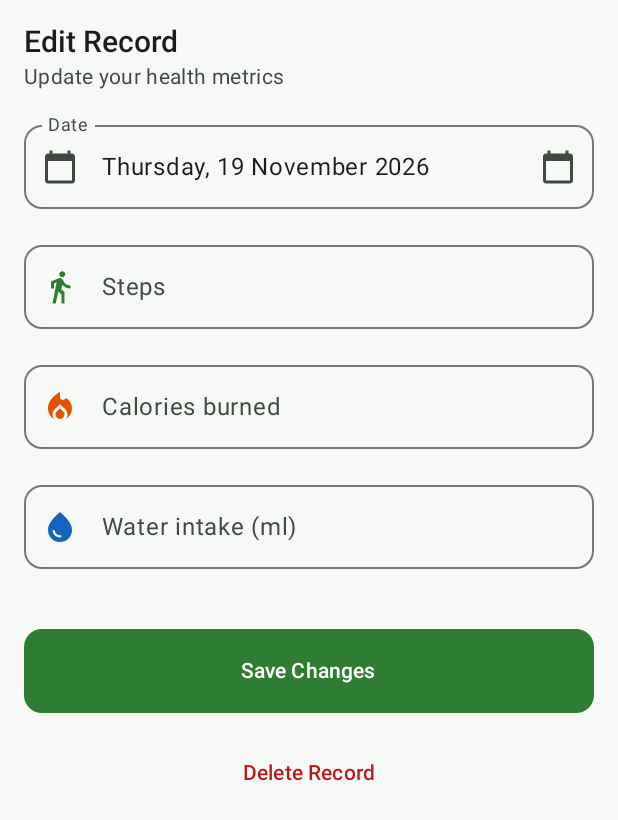
After one commit to AhamedAkmal/HealthMate-Android, an Android app built with Jetpack Compose: the composable EditRecordScreen shown on its own in the app's theme, on a phone screen of 412 x 824 dp. The commit adds this screen. Shown: the top 820 px of the screen. Run offline under Robolectric (Android 15) with nearby library versions, the phone set to English and light mode, and no system bars.

Commit message:
feat: implement Update and Delete operations with edit screen

```diff
--- a/app/src/main/kotlin/com/healthmate/app/navigation/NavigationRoutes.kt
+++ b/app/src/main/kotlin/com/healthmate/app/navigation/NavigationRoutes.kt
@@ -11,3 +11,6 @@ data object AddRecord : NavKey
 
 @Serializable
 data object History : NavKey
+
+@Serializable
+data class EditRecord(val id: Long) : NavKey
--- /dev/null
+++ b/app/src/main/kotlin/com/healthmate/app/presentation/editrecord/EditRecordUiState.kt
@@ -0,0 +1,24 @@
+package com.healthmate.app.presentation.editrecord
+
+import java.time.LocalDate
+
+data class EditRecordUiState(
+    val id: Long = 0,
+    val date: LocalDate = LocalDate.now(),
+    val steps: String = "",
+    val calories: String = "",
+    val water: String = "",
+
+    val stepsError: String? = null,
+    val caloriesError: String? = null,
+    val waterError: String? = null,
+    val dateError: String? = null,
+
+    val isLoading: Boolean = true,
+    val isSaving: Boolean = false,
+    val saveError: String? = null,
+    val saveSuccess: Boolean = false,
+    val deleteSuccess: Boolean = false,
+
+    val showDeleteDialog: Boolean = false
+)
--- /dev/null
+++ b/app/src/main/kotlin/com/healthmate/app/ui/screens/editrecord/EditRecordScreen.kt
@@ -0,0 +1,267 @@
+package com.healthmate.app.ui.screens.editrecord
+
+import androidx.compose.foundation.layout.Arrangement
+import androidx.compose.foundation.layout.Column
+import androidx.compose.foundation.layout.Spacer
+import androidx.compose.foundation.layout.fillMaxSize
+import androidx.compose.foundation.layout.fillMaxWidth
+import androidx.compose.foundation.layout.height
+import androidx.compose.foundation.layout.padding
+import androidx.compose.foundation.layout.size
+import androidx.compose.foundation.rememberScrollState
+import androidx.compose.foundation.text.KeyboardOptions
+import androidx.compose.foundation.verticalScroll
+import androidx.compose.material.icons.Icons
+import androidx.compose.material.icons.filled.CalendarToday
+import androidx.compose.material.icons.filled.DirectionsWalk
+import androidx.compose.material.icons.filled.LocalFireDepartment
+import androidx.compose.material.icons.filled.WaterDrop
+import androidx.compose.material3.AlertDialog
+import androidx.compose.material3.CircularProgressIndicator
+import androidx.compose.material3.DatePicker
+import androidx.compose.material3.DatePickerDialog
+import androidx.compose.material3.ExperimentalMaterial3Api
+import androidx.compose.material3.Icon
+import androidx.compose.material3.IconButton
+import androidx.compose.material3.MaterialTheme
+import androidx.compose.material3.OutlinedTextField
+import androidx.compose.material3.Scaffold
+import androidx.compose.material3.SnackbarHost
+import androidx.compose.material3.SnackbarHostState
+import androidx.compose.material3.Text
+import androidx.compose.material3.TextButton
+import androidx.compose.material3.rememberDatePickerState
+import androidx.compose.runtime.Composable
+import androidx.compose.runtime.LaunchedEffect
+import androidx.compose.runtime.getValue
+import androidx.compose.runtime.mutableStateOf
+import androidx.compose.runtime.remember
+import androidx.compose.runtime.setValue
+import androidx.compose.ui.Modifier
+import androidx.compose.ui.text.input.KeyboardType
+import androidx.compose.ui.unit.dp
+import androidx.lifecycle.compose.collectAsStateWithLifecycle
+import com.healthmate.app.presentation.editrecord.EditRecordViewModel
+import com.healthmate.app.ui.components.PrimaryButton
+import com.healthmate.app.ui.components.SectionHeader
+import com.healthmate.app.ui.theme.CaloriesOrange
+import com.healthmate.app.ui.theme.StepsGreen
+import com.healthmate.app.ui.theme.WaterBlue
+import com.healthmate.app.util.DateFormatter
+import com.healthmate.app.util.DatePickerUtils
+
+@OptIn(ExperimentalMaterial3Api::class)
+@Composable
+fun EditRecordScreen(
+    viewModel: EditRecordViewModel,
+    onNavigateBack: () -> Unit
+) {
+    val uiState by viewModel.uiState.collectAsStateWithLifecycle()
+    val snackbarHostState = remember { SnackbarHostState() }
+    var showDatePicker by remember { mutableStateOf(false) }
+
+    // Handle success events
+    LaunchedEffect(uiState.saveSuccess) {
+        if (uiState.saveSuccess) {
+            snackbarHostState.showSnackbar("Record updated successfully!")
+            viewModel.consumeSaveSuccess()
+            onNavigateBack()
+        }
+    }
+
+    LaunchedEffect(uiState.deleteSuccess) {
+        if (uiState.deleteSuccess) {
+            snackbarHostState.showSnackbar("Record deleted successfully!")
+            viewModel.consumeDeleteSuccess()
+            onNavigateBack()
+        }
+    }
+
+    LaunchedEffect(uiState.saveError) {
+        uiState.saveError?.let { error ->
+            snackbarHostState.showSnackbar(error)
+            viewModel.consumeError()
+        }
+    }
+
+    Scaffold(
+        snackbarHost = { SnackbarHost(snackbarHostState) },
+        containerColor = MaterialTheme.colorScheme.background
+    ) { innerPadding ->
+        Column(
+            modifier = Modifier
+                .fillMaxSize()
+                .padding(innerPadding)
+                .verticalScroll(rememberScrollState())
+                .padding(horizontal = 16.dp, vertical = 16.dp),
+            verticalArrangement = Arrangement.spacedBy(16.dp)
+        ) {
+            SectionHeader(
+                title = "Edit Record",
+                subtitle = "Update your health metrics"
+            )
+
+            // Date field
+            OutlinedTextField(
+                value = DateFormatter.formatForDisplay(uiState.date.toString()),
+                onValueChange = { },
+                readOnly = true,
+                label = { Text("Date") },
+                isError = uiState.dateError != null,
+                supportingText = uiState.dateError?.let { { Text(it) } },
+                leadingIcon = {
+                    Icon(
+                        imageVector = Icons.Filled.CalendarToday,
+                        contentDescription = "Select date"
+                    )
+                },
+                trailingIcon = {
+                    IconButton(onClick = { showDatePicker = true }) {
+                        Icon(
+                            imageVector = Icons.Filled.CalendarToday,
+                            contentDescription = "Open date picker"
+                        )
+                    }
+                },
+                modifier = Modifier.fillMaxWidth(),
+                shape = MaterialTheme.shapes.medium
+            )
+
+            // Steps field
+            OutlinedTextField(
+                value = uiState.steps,
+                onValueChange = viewModel::onStepsChange,
+                label = { Text("Steps") },
+                isError = uiState.stepsError != null,
+                supportingText = uiState.stepsError?.let { { Text(it) } },
+                leadingIcon = {
+                    Icon(
+                        imageVector = Icons.Filled.DirectionsWalk,
+                        contentDescription = null,
+                        tint = StepsGreen
+                    )
+                },
+                keyboardOptions = KeyboardOptions(keyboardType = KeyboardType.Number),
+                singleLine = true,
+                modifier = Modifier.fillMaxWidth(),
+                shape = MaterialTheme.shapes.medium
+            )
+
+            // Calories field
+            OutlinedTextField(
+                value = uiState.calories,
+                onValueChange = viewModel::onCaloriesChange,
+                label = { Text("Calories burned") },
+                isError = uiState.caloriesError != null,
+                supportingText = uiState.caloriesError?.let { { Text(it) } },
+                leadingIcon = {
+                    Icon(
+                        imageVector = Icons.Filled.LocalFireDepartment,
+                        contentDescription = null,
+                        tint = CaloriesOrange
+                    )
+                },
+                keyboardOptions = KeyboardOptions(keyboardType = KeyboardType.Number),
+                singleLine = true,
+                modifier = Modifier.fillMaxWidth(),
+                shape = MaterialTheme.shapes.medium
+            )
+
+            // Water field
+            OutlinedTextField(
+                value = uiState.water,
+                onValueChange = viewModel::onWaterChange,
+                label = { Text("Water intake (ml)") },
+                isError = uiState.waterError != null,
+                supportingText = uiState.waterError?.let { { Text(it) } },
+                leadingIcon = {
+                    Icon(
+                        imageVector = Icons.Filled.WaterDrop,
+                        contentDescription = null,
+                        tint = WaterBlue
+                    )
+                },
+                keyboardOptions = KeyboardOptions(keyboardType = KeyboardType.Number),
+                singleLine = true,
+                modifier = Modifier.fillMaxWidth(),
+                shape = MaterialTheme.shapes.medium
+            )
+
+            Spacer(modifier = Modifier.height(8.dp))
+
+            PrimaryButton(
+                text = if (uiState.isSaving) "Saving..." else "Save Changes",
+                onClick = { viewModel.saveChanges() },
+                enabled = !uiState.isSaving
+            )
+
+            if (uiState.isSaving) {
+                CircularProgressIndicator(
+                    modifier = Modifier.size(24.dp),
+                    color = MaterialTheme.colorScheme.primary
+                )
+            }
+
+            // Delete Button
+            TextButton(
+                onClick = { viewModel.showDeleteDialog() },
+                modifier = Modifier.fillMaxWidth()
+            ) {
+                Text(
+                    text = "Delete Record",
+                    color = MaterialTheme.colorScheme.error
+                )
+            }
+        }
+    }
+
+    // Delete Confirmation Dialog
+    if (uiState.showDeleteDialog) {
+        AlertDialog(
+            onDismissRequest = { viewModel.hideDeleteDialog() },
+            title = { Text("Delete Record?") },
+            text = { Text("Are you sure you want to delete this record? This action cannot be undone.") },
+            confirmButton = {
+                TextButton(
+                    onClick = { viewModel.deleteRecord() }
+                ) {
+                    Text("Delete", color = MaterialTheme.colorScheme.error)
+                }
+            },
+            dismissButton = {
+                TextButton(onClick = { viewModel.hideDeleteDialog() }) {
+                    Text("Cancel")
+                }
+            }
+        )
+    }
+
+    // Date picker dialog
+    if (showDatePicker) {
+        val datePickerState = rememberDatePickerState(
+            initialSelectedDateMillis = DatePickerUtils.localDateToMillis(uiState.date)
+        )
+        DatePickerDialog(
+            onDismissRequest = { showDatePicker = false },
+            confirmButton = {
+                TextButton(
+                    onClick = {
+                        datePickerState.selectedDateMillis?.let { millis ->
+                            viewModel.onDateChange(DatePickerUtils.millisToLocalDate(millis))
+                        }
+                        showDatePicker = false
+                    }
+                ) {
+                    Text("OK")
+                }
+            },
+            dismissButton = {
+                TextButton(onClick = { showDatePicker = false }) {
+                    Text("Cancel")
+                }
+            }
+        ) {
+            DatePicker(state = datePickerState)
+        }
+    }
+}
```
Also changed, not shown: app/src/main/kotlin/com/healthmate/app/navigation/HealthMateApp.kt (+24 -4 lines), app/src/main/kotlin/com/healthmate/app/presentation/editrecord/EditRecordViewModel.kt (added, +135 -0 lines), app/src/main/kotlin/com/healthmate/app/ui/components/HealthRecordCard.kt (+31 -6 lines), app/src/main/kotlin/com/healthmate/app/ui/screens/history/HistoryScreen.kt (+6 -3 lines).
